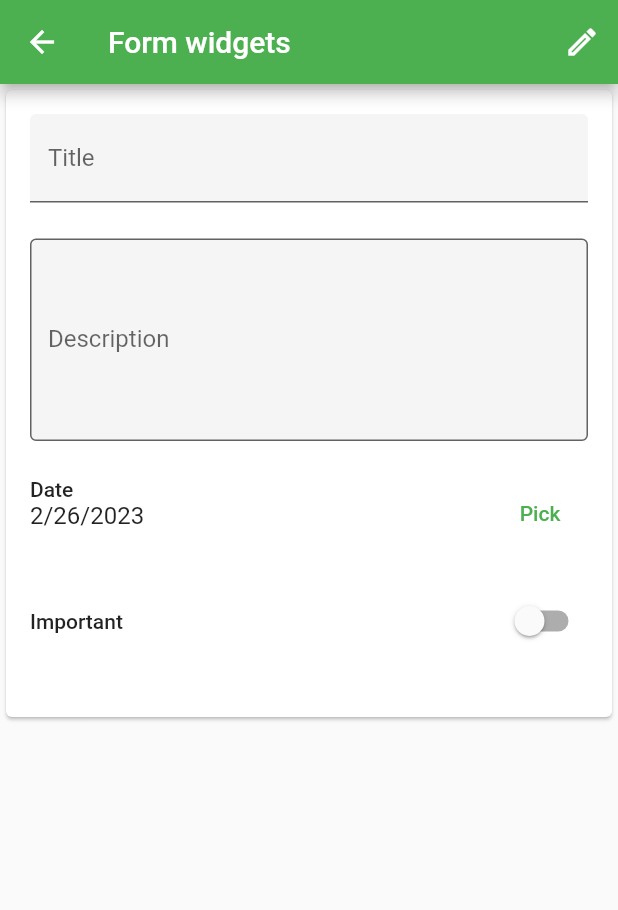
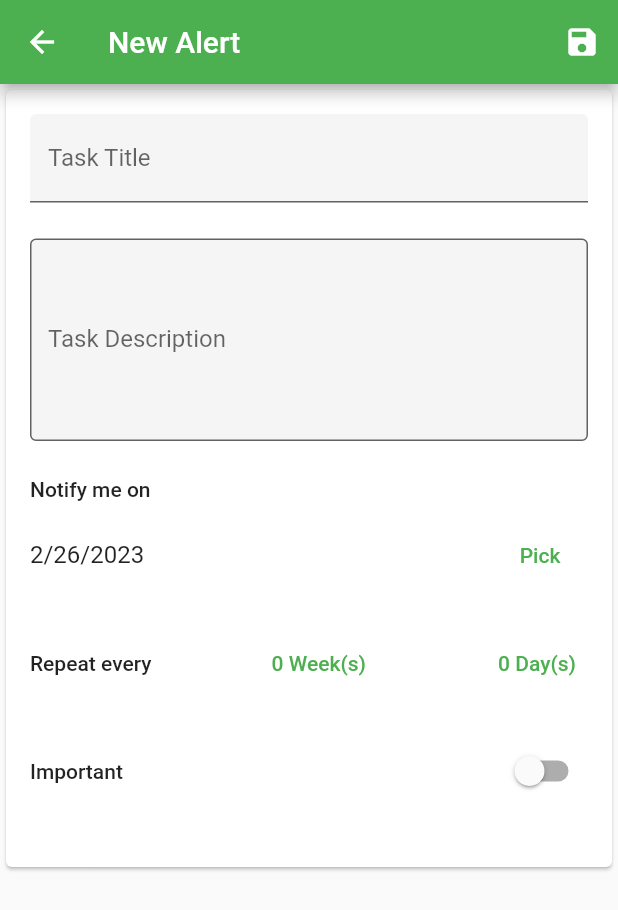
Before and after one commit to q58wu/alertme, a Flutter app: the AddAlertPage screen opened directly, on a phone screen of 412 x 824 dp. Shown: the top 910 px of the screen. Run offline on Flutter 3.47's test engine with Material 2 defaults, Android fonts, the phone set to English and light mode, and no system bars; our stand-ins replace flutter_slidable, font_awesome_flutter, sqflite; missing offline and left inert: flutter_picker; accounts and stored records are empty.

Commit message:
Add widget for repeating interval

```diff
--- a/lib/ui/add_alert.dart
+++ b/lib/ui/add_alert.dart
@@ -1,8 +1,7 @@
 import 'package:alert_me/domain/database/alertDatabase.dart';
 import 'package:alert_me/domain/model/alert.dart';
 import 'package:flutter/material.dart';
-import 'package:flutter/services.dart';
-import 'package:intl/intl.dart' as intl;
+import 'package:flutter_picker/flutter_picker.dart';
 import 'package:alert_me/ui/form_date_picker.dart';
 
 class AddAlertPage extends StatefulWidget {
@@ -19,9 +18,13 @@ class _AddAlertPageState extends State<AddAlertPage> {
   String description = '';
   DateTime date = DateTime.now();
   bool isImportant = false;
+  int daysToRepeat = 0;
+  int monthsToRepeat = 0;
+  int weekToRepeat = 0;
+  DateTime nextNotifyDate = DateTime.now();
 
   Widget saveButton() => IconButton(
-      icon: const Icon(Icons.edit_outlined),
+      icon: const Icon(Icons.save),
       onPressed: () async {
         newAlert = Alert(isImportant: isImportant,
             title: title,
@@ -38,7 +41,7 @@ class _AddAlertPageState extends State<AddAlertPage> {
   Widget build(BuildContext context) {
     return Scaffold(
       appBar: AppBar(
-        title: const Text('Form widgets'),
+        title: const Text('New Alert'),
         actions: [saveButton()],
       ),
       body: Form(
@@ -60,7 +63,7 @@ class _AddAlertPageState extends State<AddAlertPage> {
                           decoration: const InputDecoration(
                             filled: true,
                             hintText: 'Enter a title...',
-                            labelText: 'Title',
+                            labelText: 'Task Title',
                           ),
                           onChanged: (value) {
                             setState(() {
@@ -73,7 +76,7 @@ class _AddAlertPageState extends State<AddAlertPage> {
                             border: OutlineInputBorder(),
                             filled: true,
                             hintText: 'Enter a description...',
-                            labelText: 'Description',
+                            labelText: 'Task Description',
                           ),
                           onChanged: (value) {
                             description = value;
@@ -87,6 +90,67 @@ class _AddAlertPageState extends State<AddAlertPage> {
                               date = value;
                             });
                           },
+                        ),
+                        Row(
+                          mainAxisAlignment: MainAxisAlignment.spaceBetween,
+                          crossAxisAlignment: CrossAxisAlignment.center,
+                          children: [
+                            Text('Repeat every',
+                                style: Theme.of(context).textTheme.bodyLarge),
+                            /*TextButton(
+                              child: Text('$monthsToRepeat Month(s)'),
+                              onPressed: () async {
+                                  Picker(
+                                      adapter: PickerDataAdapter<int>(
+                                          pickerData: [1,2,3,4,5,6,7,8,9,10,11,12]
+                                      ),
+                                      changeToFirst: true,
+                                      hideHeader: false,
+                                      onConfirm: (Picker picker, List value) {
+                                        setState(() {
+                                          monthsToRepeat = picker.getSelectedValues()[0];
+                                        });
+                                      }
+                                  ).showModal(this.context);
+                              },
+                            ),*/
+                            TextButton(
+                              child: Text('$weekToRepeat Week(s)'),
+                              onPressed: () async {
+                                Picker(
+                                    adapter: PickerDataAdapter<int>(
+                                        pickerData: [1,2,3,4,5,6,7,8,9,10,11,12]
+                                    ),
+                                    changeToFirst: true,
+                                    hideHeader: false,
+                                    onConfirm: (Picker picker, List value) {
+                                      setState(() {
+                                        weekToRepeat = picker.getSelectedValues()[0];
+                                      });
+                                    }
+                                ).showModal(this.context);
+                              },
+                            ),
+                            TextButton(
+                              child: Text('$daysToRepeat Day(s)'),
+                              onPressed: () async {
+                                Picker(
+                                    adapter: PickerDataAdapter<int>(
+                                        pickerData: [1,2,3,4,5,6,7,8,9,10,11,
+                                          12,13,14,15,16,17,18,19,20,21,22,
+                                          23,24,25,26,27,28,29,30,31]
+                                    ),
+                                    changeToFirst: true,
+                                    hideHeader: false,
+                                    onConfirm: (Picker picker, List value) {
+                                      setState(() {
+                                        daysToRepeat = picker.getSelectedValues()[0];
+                                      });
+                                    }
+                                ).showModal(this.context);
+                              },
+                            ),
+                          ],
                         ),
                         Row(
                           mainAxisAlignment: MainAxisAlignment.spaceBetween,
--- a/lib/ui/form_date_picker.dart
+++ b/lib/ui/form_date_picker.dart
@@ -18,23 +18,25 @@ class FormDatePicker extends StatefulWidget {
 class FormDatePickerState extends State<FormDatePicker> {
   @override
   Widget build(BuildContext context) {
-    return Row(
-      crossAxisAlignment: CrossAxisAlignment.start,
-      mainAxisAlignment: MainAxisAlignment.spaceBetween,
-      children: [
+    return
         Column(
           crossAxisAlignment: CrossAxisAlignment.start,
           mainAxisAlignment: MainAxisAlignment.spaceAround,
           children: [
             Text(
-              'Date',
+              'Notify me on',
               style: Theme.of(context).textTheme.bodyLarge,
             ),
+            const SizedBox(
+              height: 12,
+            ),
+            Row(
+                mainAxisAlignment: MainAxisAlignment.spaceBetween,
+                crossAxisAlignment: CrossAxisAlignment.center,
+                children: [
                   Text(
                     intl.DateFormat.yMd().format(widget.date),
                     style: Theme.of(context).textTheme.titleMedium,
-            ),
-          ],
                   ),
                   TextButton(
                     child: const Text('Pick'),
@@ -53,6 +55,8 @@ class FormDatePickerState extends State<FormDatePicker> {
                       widget.onChanged(newDate);
                     },
                   )
+                ]
+            ),
           ],
     );
   }
--- a/lib/ui/main.dart
+++ b/lib/ui/main.dart
@@ -20,6 +20,7 @@ class MainApp extends StatelessWidget {
       title: 'AlertMe',
       theme: ThemeData(
         primarySwatch: Colors.green,
+        /*useMaterial3: true*/
       ),
       home: const MyHomePage(title: 'AlertMe'),
     );
@@ -36,7 +37,7 @@ class MyHomePage extends StatefulWidget {
 }
 
 class _MyHomePageState extends State<MyHomePage> {
-  late List<Alert> allAlert;
+  List<Alert> allAlert = [];
   bool isLoading = false;
 
   @override
--- a/pubspec.yaml
+++ b/pubspec.yaml
@@ -38,6 +38,9 @@ dependencies:
   flutter_datetime_picker: ^1.5.1
   # database storage
   sqflite: ^2.0.0+3
+  flutter_picker:
+    git:
+      url: https://github.com/yangyxd/flutter_picker.git
 
 
   # The following adds the Cupertino Icons font to your application.
```
Also changed, not shown: 2 other files. Lines whose indentation alone changed are shown as unchanged.
